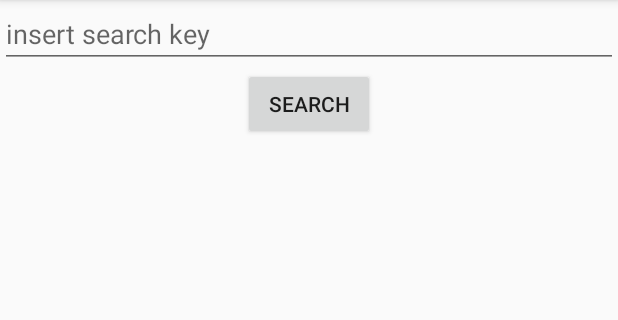
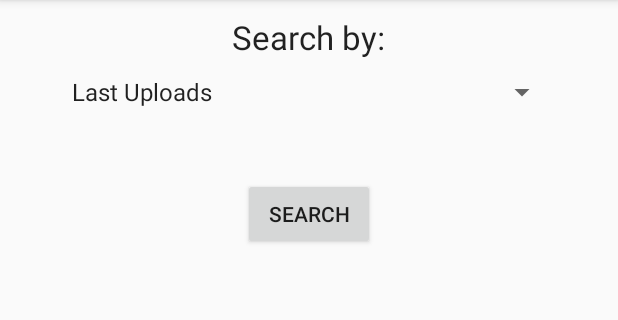
Before and after one commit to sergioalberti/FlickrClient, an Android app: the screen it shows after launch (MainActivity), on a phone screen of 412 x 824 dp, the part 84-404 px from its top. Run offline under Robolectric (Android 15) with nearby library versions, the phone set to English and light mode, and no system bars; libraries missing offline, so code that uses them is left out: net.jcip.annotations.

Commit message:
Update UI of MainFragment
No changes to the application logic, so search by -last updates-
and -most popular- does not work.

```diff
--- a/app/src/main/java/it/univr/android/flickrclient/controller/Controller.java
+++ b/app/src/main/java/it/univr/android/flickrclient/controller/Controller.java
@@ -37,7 +37,6 @@ import java.util.concurrent.Future;
 public class Controller {
     private final String TAG = Controller.class.getName();
     private MVC mvc;
-    private ArrayList<Future<Model.FlickrImage>> thumbTaskList = new ArrayList<>();
     private static ExecutorService executor = null;
 
 
@@ -64,7 +63,6 @@ public class Controller {
         try{
             for(int i=0; i<images.size(); i++) {
                 Future<Model.FlickrImage> f = completionService.take();
-                thumbTaskList.add(f);
                 mvc.model.updateImage(f.get());
             }
         }
--- a/app/src/main/java/it/univr/android/flickrclient/view/MainFragment.java
+++ b/app/src/main/java/it/univr/android/flickrclient/view/MainFragment.java
@@ -7,12 +7,16 @@ package it.univr.android.flickrclient.view;
 import android.os.Bundle;
 import android.support.annotation.UiThread;
 import android.app.Fragment;
+import android.util.Log;
 import android.view.LayoutInflater;
 
 import android.view.View;
 import android.view.ViewGroup;
+import android.widget.AdapterView;
+import android.widget.ArrayAdapter;
 import android.widget.Button;
 import android.widget.EditText;
+import android.widget.Spinner;
 
 import it.univr.android.flickrclient.FlickrApplication;
 import it.univr.android.flickrclient.MVC;
@@ -22,6 +26,7 @@ public class MainFragment extends Fragment implements AbstractFragment {
     private MVC mvc;
     private EditText searchKey;
     private Button searchButton;
+    private Spinner searchSpinner;
 
     public MainFragment(){
     }
@@ -35,12 +40,35 @@ public class MainFragment extends Fragment implements AbstractFragment {
     public View onCreateView(LayoutInflater inflater, ViewGroup container, Bundle savedInstanceState){
         View view = inflater.inflate(R.layout.fragment_main, container, false);
         searchKey = (EditText) view.findViewById(R.id.editSearch);
+        searchSpinner = (Spinner) view.findViewById(R.id.search_spinner);
         searchButton = (Button) view.findViewById(R.id.buttonSearch);
+
+        searchKey.setVisibility(View.INVISIBLE);
+
+        ArrayAdapter<CharSequence> spinnerAdapter =
+                ArrayAdapter.createFromResource(view.getContext(), R.array.search_options, android.R.layout.simple_spinner_item);
+        spinnerAdapter.setDropDownViewResource(android.R.layout.simple_spinner_dropdown_item);
+        searchSpinner.setAdapter(spinnerAdapter);
 
         searchButton.setOnClickListener(__ -> {
             mvc.controller.clearPreviousSearch();
             mvc.controller.callSearchService(getActivity(), searchKey.getText().toString());
             mvc.controller.showSearchResults();
+        });
+
+        searchSpinner.setOnItemSelectedListener(new AdapterView.OnItemSelectedListener() {
+            @Override
+            public void onItemSelected(AdapterView<?> parent, View view, int position, long id) {
+                if(parent.getItemAtPosition(position).toString().equals("Key"))
+                    searchKey.setVisibility(View.VISIBLE);
+                else
+                    searchKey.setVisibility(View.INVISIBLE);
+            }
+
+            @Override
+            public void onNothingSelected(AdapterView<?> parent) {
+                //nothing to do
+            }
         });
 
         return view;
--- a/app/src/main/res/layout/fragment_main.xml
+++ b/app/src/main/res/layout/fragment_main.xml
@@ -10,10 +10,31 @@
         android:layout_width="match_parent"
         android:layout_height="wrap_content" >
 
+        <TextView
+            android:layout_width="wrap_content"
+            android:layout_height="wrap_content"
+            android:layout_gravity="center_horizontal"
+            android:layout_marginTop="10dp"
+            android:layout_marginBottom="10dp"
+            android:text="@string/search_main_text"
+            android:textAppearance="@android:style/TextAppearance.Material.Large" />
+
+        <Spinner
+            android:id="@+id/search_spinner"
+            android:layout_width="fill_parent"
+            android:layout_marginLeft="40dp"
+            android:layout_marginRight="40dp"
+            android:layout_gravity="center_horizontal"
+            android:layout_height="wrap_content" />
+
+
         <EditText
             android:id="@+id/editSearch"
             android:layout_width="match_parent"
             android:layout_height="wrap_content"
+            android:layout_gravity="center_horizontal"
+            android:layout_marginLeft="40dp"
+            android:layout_marginRight="40dp"
             android:hint="@string/search_key_hint"
             />
 
--- a/app/src/main/res/values/strings.xml
+++ b/app/src/main/res/values/strings.xml
@@ -2,4 +2,10 @@
     <string name="app_name">FlickrClient</string>
     <string name="search_key_hint">insert search key</string>
     <string name="button_search">search</string>
+    <string name="search_main_text">Search by:</string>
+    <string-array name="search_options">
+        <item>Last Uploads</item>
+        <item>Most Popular</item>
+        <item>Key</item>
+    </string-array>
 </resources>
```
